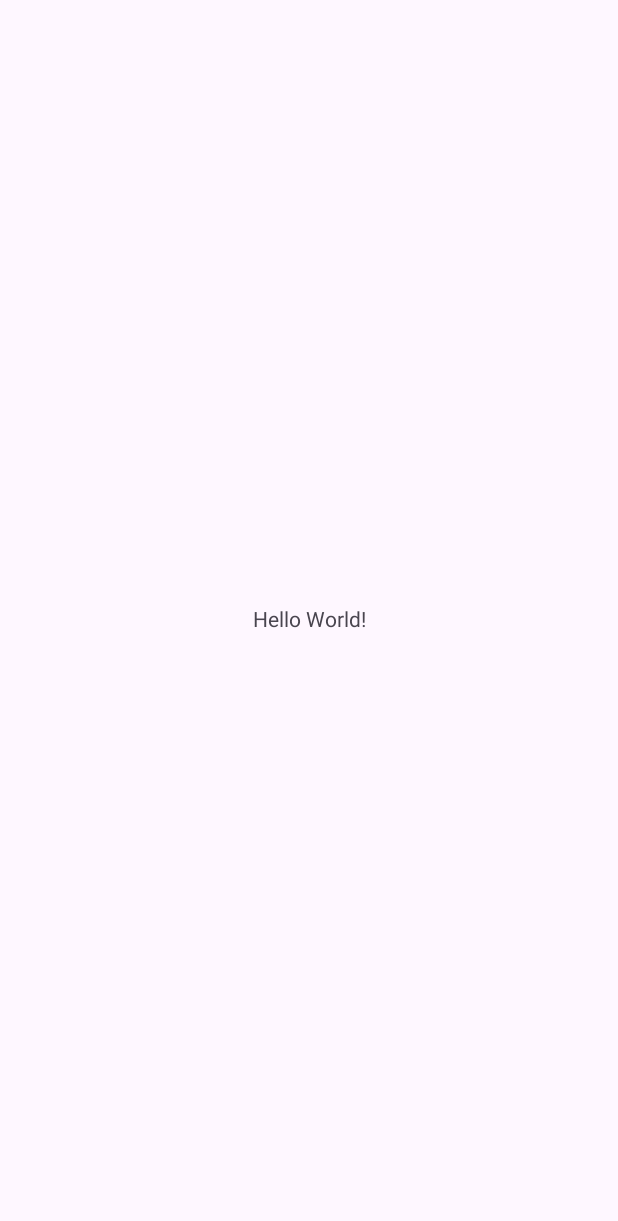
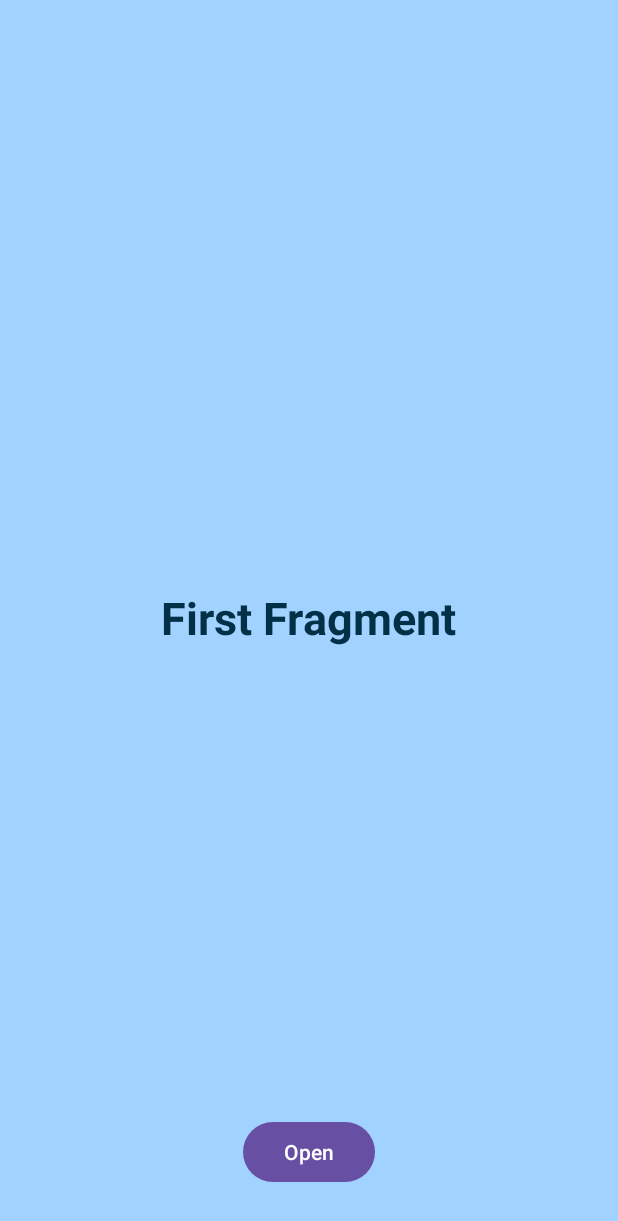
Before and after one commit to PauliusCes/AndroidTopics, an Android app: the screen it shows after launch (MainActivity), on a phone screen of 412 x 824 dp. Before the commit the part shown is almost empty. Shown: the top 1221 px of the screen. Run offline under Robolectric (Android 15) with nearby library versions, the phone set to English and light mode, and no system bars.

```diff
--- a/app/build.gradle
+++ b/app/build.gradle
@@ -31,6 +31,10 @@ android {
     kotlinOptions {
         jvmTarget = '1.8'
     }
+    buildFeatures {
+        viewBinding true
+        dataBinding true
+    }
 }
 
 dependencies {
--- a/app/src/main/java/lt/paulius/androidtopics/common/MainActivity.kt
+++ b/app/src/main/java/lt/paulius/androidtopics/common/MainActivity.kt
@@ -1,11 +1,34 @@
 package lt.paulius.androidtopics.common
 
 import android.os.Bundle
+import androidx.fragment.app.commit
 import lt.paulius.androidtopics.R
+import lt.paulius.androidtopics.first_fragment.FirstFragment
 
 class MainActivity : ActivityLifecyclesPresentation() {
     override fun onCreate(savedInstanceState: Bundle?) {
         super.onCreate(savedInstanceState)
         setContentView(R.layout.activity_main)
+
+        openFragment()
+
+    }
+
+    private fun openFragment() {
+        supportFragmentManager.commit {
+            replace(
+                R.id.fragmentContainerView,
+                FirstFragment.newInstance(),
+                "first_fragment"
+            )
+            setReorderingAllowed(true)
+        }
+
+//        supportFragmentManager.beginTransaction()
+//            .replace(
+//                R.id.fragmentContainerView,
+//                FirstFragment.newInstance(),
+//                "first_fragment")
+//            .commit()
     }
 }
--- a/app/src/main/java/lt/paulius/androidtopics/first_fragment/FirstFragment.kt
+++ b/app/src/main/java/lt/paulius/androidtopics/first_fragment/FirstFragment.kt
@@ -4,19 +4,49 @@ import android.os.Bundle
 import android.view.LayoutInflater
 import android.view.View
 import android.view.ViewGroup
+import androidx.fragment.app.commit
 import androidx.fragment.app.viewModels
 import lt.paulius.androidtopics.R
 import lt.paulius.androidtopics.common.FragmentLifecyclesPresentation
+import lt.paulius.androidtopics.databinding.FragmentFirstBinding
+import lt.paulius.androidtopics.second_fragment.SecondFragment
 
 class FirstFragment : FragmentLifecyclesPresentation() {
 
     private val viewModel: FirstFragmentViewModel by viewModels()
 
+    private var _binding: FragmentFirstBinding? = null
+    private val binding get() = _binding!!
+
     override fun onCreateView(
         inflater: LayoutInflater, container: ViewGroup?,
         savedInstanceState: Bundle?
-    ): View? {
-        return inflater.inflate(R.layout.fragment_first, container, false)
+    ): View {
+        _binding = FragmentFirstBinding.inflate(inflater, container, false)
+        return binding.root
+    }
+
+    override fun onViewCreated(view: View, savedInstanceState: Bundle?) {
+        super.onViewCreated(view, savedInstanceState)
+        onClickOpenButton()
+    }
+
+    override fun onDestroyView() {
+        super.onDestroyView()
+        _binding = null
+    }
+
+    private fun onClickOpenButton() {
+        binding.openSecondFragmentButton.setOnClickListener {
+            parentFragmentManager.commit {
+                replace(
+                    R.id.fragmentContainerView,
+                    SecondFragment.newInstance(),
+                    "second_fragment"
+                )
+                setReorderingAllowed(true)
+            }
+        }
     }
 
     companion object {
--- a/app/src/main/res/layout/activity_main.xml
+++ b/app/src/main/res/layout/activity_main.xml
@@ -6,13 +6,9 @@
     android:layout_height="match_parent"
     tools:context=".common.MainActivity">
 
-    <TextView
-        android:layout_width="wrap_content"
-        android:layout_height="wrap_content"
-        android:text="Hello World!"
-        app:layout_constraintBottom_toBottomOf="parent"
-        app:layout_constraintEnd_toEndOf="parent"
-        app:layout_constraintStart_toStartOf="parent"
-        app:layout_constraintTop_toTopOf="parent" />
+    <androidx.fragment.app.FragmentContainerView
+        android:id="@+id/fragmentContainerView"
+        android:layout_width="match_parent"
+        android:layout_height="match_parent" />
 
 </androidx.constraintlayout.widget.ConstraintLayout>
--- a/app/src/main/res/layout/fragment_first.xml
+++ b/app/src/main/res/layout/fragment_first.xml
@@ -3,11 +3,24 @@
     xmlns:tools="http://schemas.android.com/tools"
     android:layout_width="match_parent"
     android:layout_height="match_parent"
+    android:background="#a2d2ff"
     tools:context=".first_fragment.FirstFragment">
 
     <TextView
-        android:layout_width="match_parent"
-        android:layout_height="match_parent"
-        android:text="Hello" />
+        android:layout_width="wrap_content"
+        android:layout_height="wrap_content"
+        android:layout_gravity="center"
+        android:text="First Fragment"
+        android:textColor="#023047"
+        android:textSize="30sp"
+        android:textStyle="bold" />
+
+    <Button
+        android:id="@+id/openSecondFragmentButton"
+        android:layout_width="wrap_content"
+        android:layout_height="wrap_content"
+        android:layout_gravity="bottom|center_horizontal"
+        android:layout_marginBottom="32dp"
+        android:text="Open" />
 
 </FrameLayout>
```
Also changed, not shown: app/src/main/java/lt/paulius/androidtopics/second_fragment/SecondFragment.kt (+13 -2 lines), app/src/main/res/layout/fragment_second.xml (+9 -3 lines).
